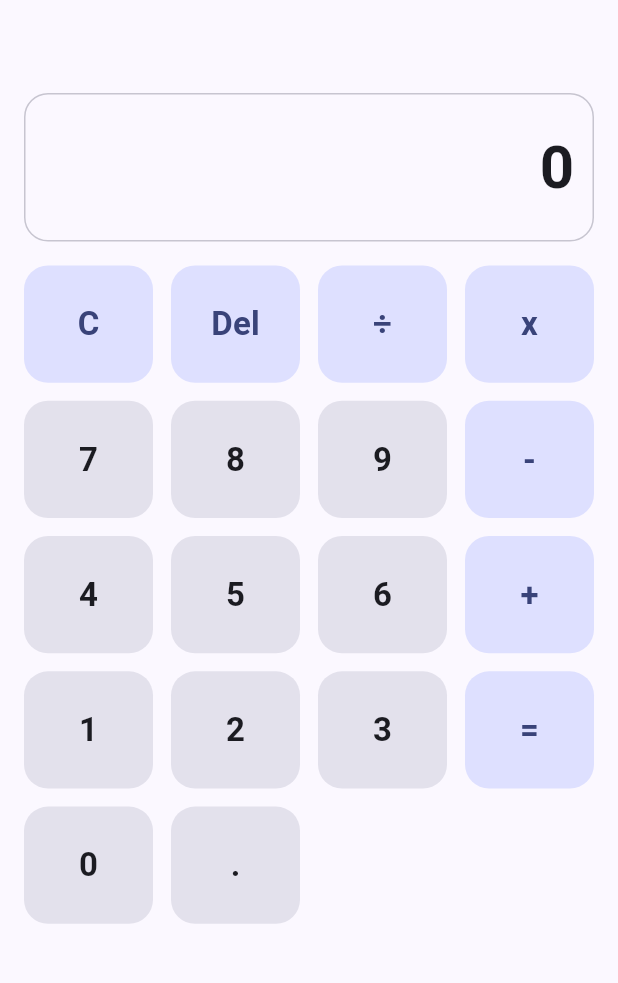
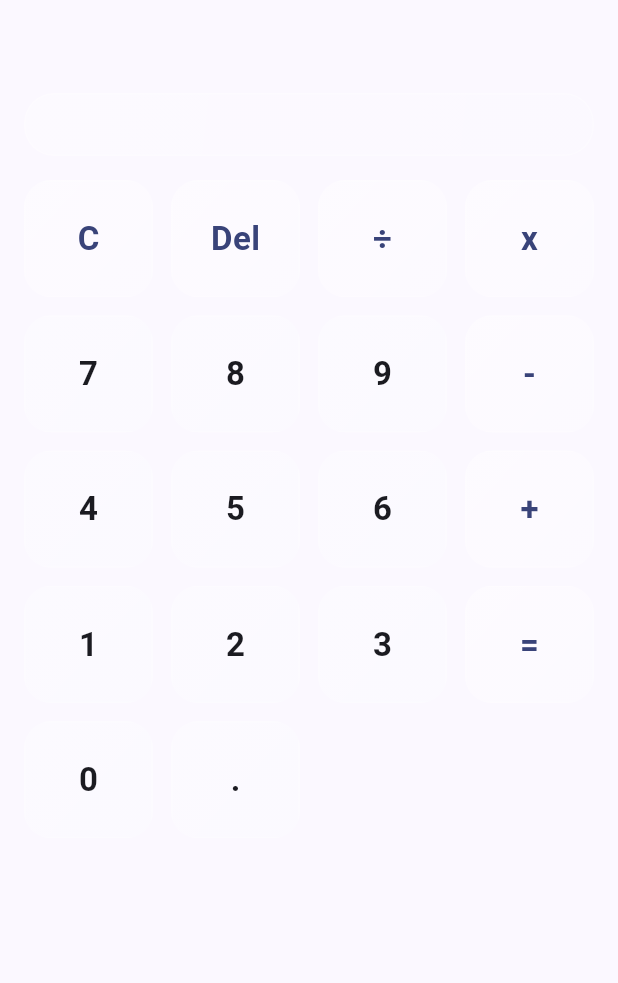
Before and after one commit to Romantll/Calculator-Modes, a Flutter app: the screen it shows after launch, on a phone screen of 412 x 824 dp, the part 63-1046 px from its top. Run offline on Flutter 3.47's test engine with Material 3 defaults, Android fonts, the phone set to English and light mode, and no system bars; our stand-ins replace shared_preferences.

Commit message:
changed keys (error introduced with calculations)

```diff
--- a/lib/main.dart
+++ b/lib/main.dart
@@ -1,3 +1,5 @@
+import 'dart:ui';
+
 import 'package:flutter/material.dart';
 import 'package:flutter/services.dart';
 import 'package:shared_preferences/shared_preferences.dart'; //must add with flutter pub add shared_preferences
@@ -302,18 +304,27 @@ class _CalculatorPageState extends State<CalculatorPage>{
               ),
               const SizedBox(height: 6),
               //Main Display
-              Container(
+              ClipRRect(
+                borderRadius: BorderRadius.circular(20),
+                child: BackdropFilter(
+                  filter: ImageFilter.blur(sigmaX: 14, sigmaY: 14),
+                  child: Container(
                     padding: const EdgeInsets.symmetric(horizontal: 12, vertical: 20),
                     decoration: BoxDecoration(
-                  borderRadius: BorderRadius.circular(16),
-                  border: Border.all(color: cs.outlineVariant),
+                      borderRadius: BorderRadius.circular(20),
+                      border: Border.all(
+                        color: Colors.white.withOpacity(0.28),
                       ),
-                child: Text(
-                  _main,
-                  textAlign: TextAlign.right,
-                  maxLines: 1,
-                  overflow: TextOverflow.ellipsis,
-                  style: const TextStyle(fontSize: 40, fontWeight: FontWeight.w600),
+                      gradient: LinearGradient(
+                        begin: Alignment.topLeft,
+                        end: Alignment.bottomRight,
+                        colors: [
+                          Colors.white.withOpacity(0.28),
+                          Colors.white.withOpacity(0.08),
+                        ],
+                      ),
+                    ),
+                  ),
                 ),
               ),
               const SizedBox(height: 16),
@@ -359,24 +370,42 @@ class _CalcButton extends StatelessWidget {
   Widget build(BuildContext context) {
     final cs = Theme.of(context).colorScheme;
 
-    return FilledButton(
-      onPressed: onTap,
+    return ClipRRect(
+      borderRadius: BorderRadius.circular(18),
+      child: BackdropFilter(
+        filter: ImageFilter.blur(sigmaX: 12, sigmaY: 12),
+        child: Material(
+          color: Colors.white.withOpacity(isAccent ? 0.20 : 0.12),
+          child: InkWell(
+            onTap: onTap,
             onLongPress: onLongPress,
-      style: ButtonStyle(
-        backgroundColor: WidgetStatePropertyAll(
-          isAccent ? cs.primaryContainer : cs.surfaceVariant,
+            splashColor: cs.primary.withValues(alpha: 0.25), //testing no depricated opacity
+            highlightColor: cs.primary.withOpacity(0.06),
+            child: Container(
+              alignment: Alignment.center,
+              padding: const EdgeInsets.symmetric(vertical: 16),
+              decoration: BoxDecoration(
+                border: Border.all(color: Colors.white.withOpacity(0.28)),
+                gradient: LinearGradient(
+                  begin: Alignment.topLeft,
+                  end: Alignment.bottomRight,
+                  colors: [
+                    Colors.white.withOpacity(isAccent ? 0.30 : 0.18),
+                    Colors.white.withOpacity(isAccent ? 0.10 : 0.08)
+                  ],
                 ),
-        foregroundColor: WidgetStatePropertyAll(
-          isAccent ? cs.onPrimaryContainer : cs.onSurface,
-        ),
-        shape: WidgetStatePropertyAll(
-          RoundedRectangleBorder(borderRadius: BorderRadius.circular(16)),
-        ),
-        padding: const WidgetStatePropertyAll(EdgeInsets.symmetric(vertical: 16)),
               ),
               child: Text(
                 label,
-        style: const TextStyle(fontSize: 22, fontWeight: FontWeight.w600),
+                style: TextStyle(
+                  fontSize: 22,
+                  fontWeight: FontWeight.w700,
+                  color: isAccent ? cs.onPrimaryContainer : cs.onSurface,
+                ),
+              ),
+            ),
+          ),
+        ),
       ),
     );
   }
```
Lines whose indentation alone changed are shown as unchanged.
